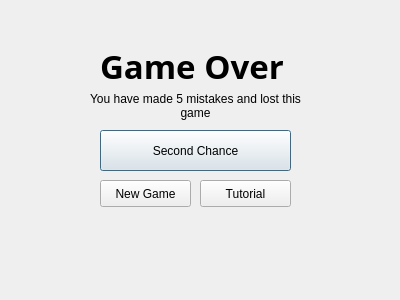
Before: the Qt Designer form gameoverdialog.ui in Ashley00/A8SodukoGame, drawn with Qt 5.
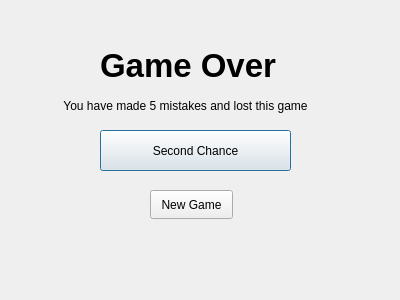
After: the same form once the commit is applied.

What changed in the file:
```diff
--- a/gameoverdialog.ui
+++ b/gameoverdialog.ui
@@ -24,7 +24,6 @@
    </property>
    <property name="font">
     <font>
-     <family>Montserrat Alternates</family>
      <pointsize>25</pointsize>
      <bold>true</bold>
     </font>
@@ -36,9 +35,9 @@
   <widget class="QLabel" name="label_2">
    <property name="geometry">
     <rect>
-     <x>80</x>
+     <x>60</x>
      <y>70</y>
-     <width>231</width>
+     <width>251</width>
      <height>71</height>
     </rect>
    </property>
@@ -48,9 +47,6 @@
    <property name="alignment">
     <set>Qt::AlignCenter</set>
    </property>
-   <property name="wordWrap">
-    <bool>true</bool>
-   </property>
   </widget>
   <widget class="QPushButton" name="secondChanceBtn">
    <property name="geometry">
@@ -68,29 +64,16 @@
   <widget class="QPushButton" name="newGameBtn">
    <property name="geometry">
     <rect>
-     <x>100</x>
-     <y>180</y>
-     <width>91</width>
-     <height>27</height>
+     <x>150</x>
+     <y>190</y>
+     <width>83</width>
+     <height>29</height>
     </rect>
    </property>
    <property name="text">
     <string>New Game</string>
    </property>
   </widget>
-  <widget class="QPushButton" name="tutorialBtn">
-   <property name="geometry">
-    <rect>
-     <x>200</x>
-     <y>180</y>
-     <width>91</width>
-     <height>27</height>
-    </rect>
-   </property>
-   <property name="text">
-    <string>Tutorial</string>
-   </property>
-  </widget>
  </widget>
  <resources/>
  <connections/>
```
